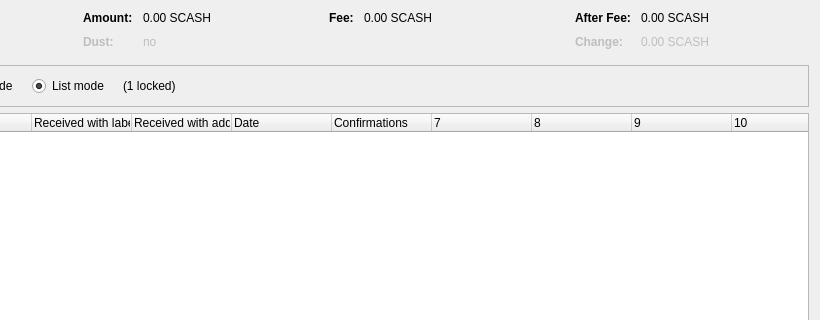
The window that src/qt/forms/coincontroldialog.ui (genesis-extensions/genesis) describes before a commit, drawn with Qt 5; both pictures show x 180 to 1000 and y 0 to 320 of the 1000 by 500 pixel window.
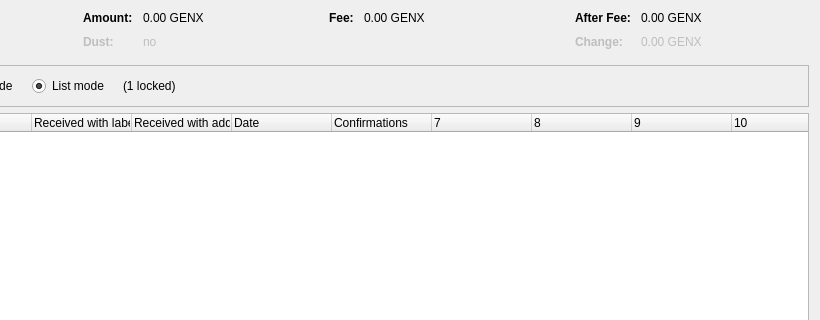
The same window after the commit. Custom widgets are drawn as their Qt base class.

```diff
--- a/src/qt/forms/coincontroldialog.ui
+++ b/src/qt/forms/coincontroldialog.ui
@@ -132,7 +132,7 @@
           <enum>Qt::ActionsContextMenu</enum>
          </property>
          <property name="text">
-          <string notr="true">0.00 SCASH</string>
+          <string notr="true">0.00 GENX</string>
          </property>
          <property name="textInteractionFlags">
           <set>Qt::LinksAccessibleByMouse|Qt::TextSelectableByKeyboard|Qt::TextSelectableByMouse</set>
@@ -212,7 +212,7 @@
           <enum>Qt::ActionsContextMenu</enum>
          </property>
          <property name="text">
-          <string notr="true">0.00 SCASH</string>
+          <string notr="true">0.00 GENX</string>
          </property>
          <property name="textInteractionFlags">
           <set>Qt::LinksAccessibleByMouse|Qt::TextSelectableByKeyboard|Qt::TextSelectableByMouse</set>
@@ -257,7 +257,7 @@
           <enum>Qt::ActionsContextMenu</enum>
          </property>
          <property name="text">
-          <string notr="true">0.00 SCASH</string>
+          <string notr="true">0.00 GENX</string>
          </property>
          <property name="textInteractionFlags">
           <set>Qt::LinksAccessibleByMouse|Qt::TextSelectableByKeyboard|Qt::TextSelectableByMouse</set>
@@ -292,7 +292,7 @@
           <enum>Qt::ActionsContextMenu</enum>
          </property>
          <property name="text">
-          <string notr="true">0.00 SCASH</string>
+          <string notr="true">0.00 GENX</string>
          </property>
          <property name="textInteractionFlags">
           <set>Qt::LinksAccessibleByMouse|Qt::TextSelectableByKeyboard|Qt::TextSelectableByMouse</set>
```
